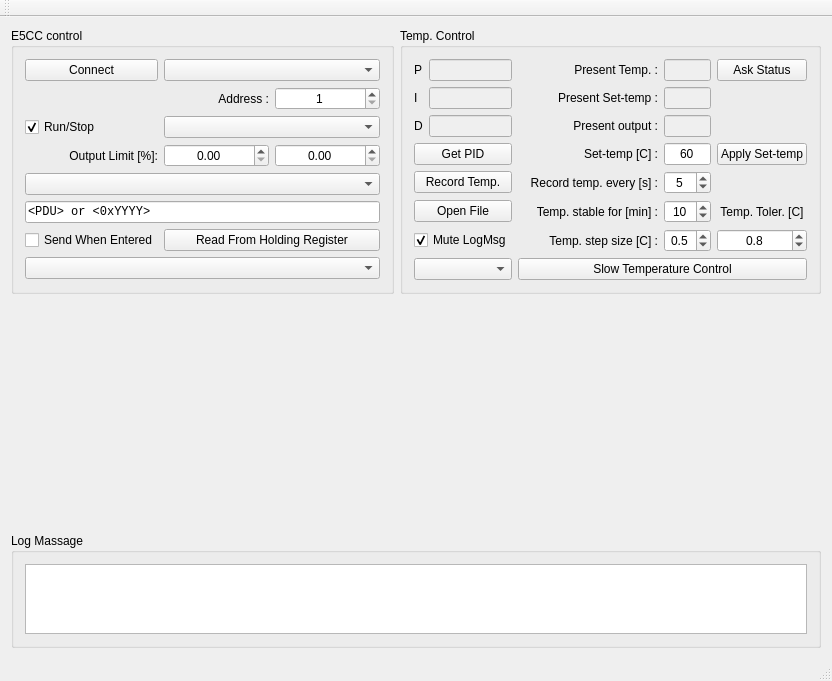
Qt form mainwindow.ui (TripletESR/Omron_PID) before a commit.
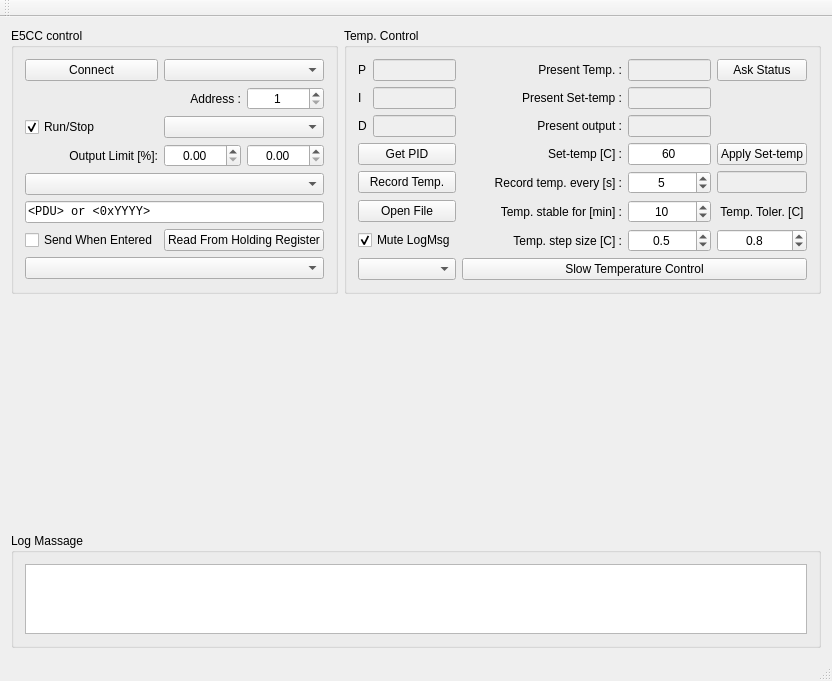
The same form after that commit. Custom widgets are drawn as their Qt base class.

Commit message: added clock, not debug yet

The edit to the form file:
```diff
--- a/mainwindow.ui
+++ b/mainwindow.ui
@@ -14,7 +14,7 @@
    <string>Omron E5CC Temp. Control</string>
   </property>
   <widget class="QWidget" name="centralWidget">
-   <layout class="QGridLayout" name="gridLayout_4" rowstretch="2,2,1" columnstretch="1,1">
+   <layout class="QGridLayout" name="gridLayout_4" rowstretch="2,2,1" columnstretch="1,2">
     <item row="0" column="1">
      <widget class="QGroupBox" name="groupBox_3">
       <property name="title">
@@ -147,7 +147,7 @@
          </property>
          <property name="minimumSize">
           <size>
-           <width>140</width>
+           <width>160</width>
            <height>0</height>
           </size>
          </property>
@@ -341,6 +341,16 @@
          </property>
         </widget>
        </item>
+       <item row="4" column="4">
+        <widget class="QLineEdit" name="lineEdit_clock">
+         <property name="enabled">
+          <bool>false</bool>
+         </property>
+         <property name="alignment">
+          <set>Qt::AlignCenter</set>
+         </property>
+        </widget>
+       </item>
       </layout>
      </widget>
     </item>
```
The commit also changes 2 other files.
